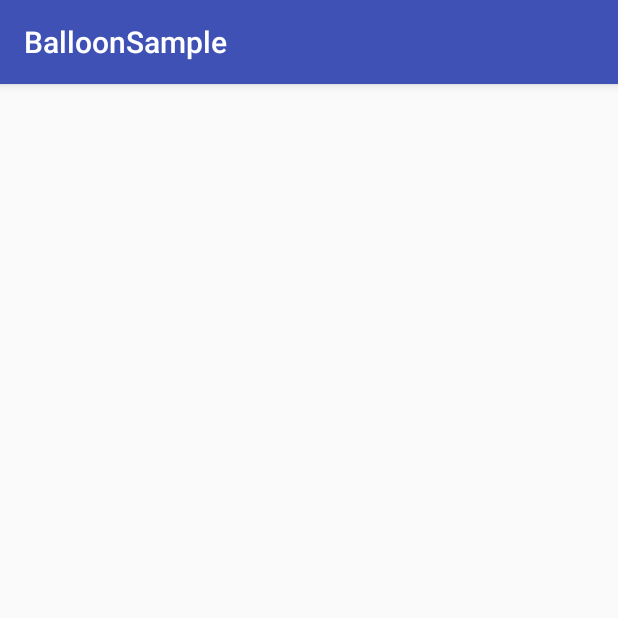
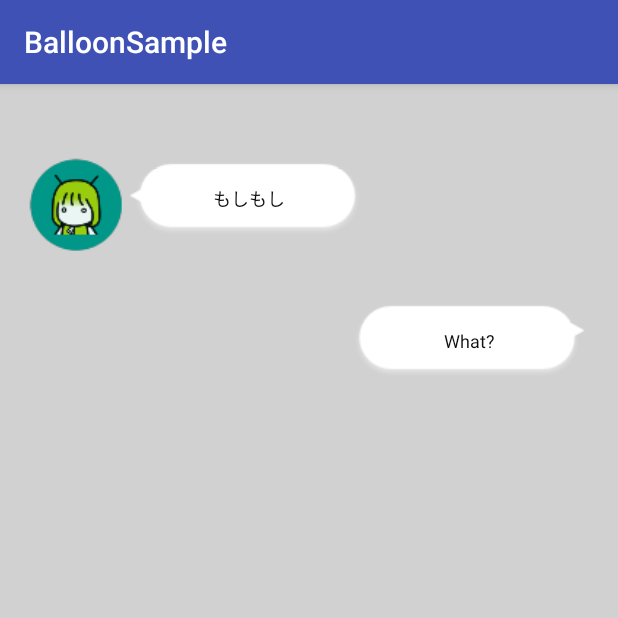
Before and after one commit to k-masashi/BalloonSample, an Android app: the screen it shows after launch (MainActivity), on a phone screen of 412 x 824 dp, the top half of it. Run offline under Robolectric (Android 15) with nearby library versions, the phone set to English and light mode, and no system bars.

Commit message:
両側の吹き出しを実装

```diff
--- a/app/src/main/java/com/kngapp/balloonsample/BalloonAdapter.java
+++ b/app/src/main/java/com/kngapp/balloonsample/BalloonAdapter.java
@@ -1,38 +1,67 @@
 package com.kngapp.balloonsample;
 
 import android.content.Context;
+import android.util.Log;
+import android.view.LayoutInflater;
 import android.view.View;
 import android.view.ViewGroup;
 import android.widget.BaseAdapter;
+import android.widget.TextView;
+
+import java.util.ArrayList;
 
 /**
  * Created by masashi on 16/06/01.
  */
 public class BalloonAdapter extends BaseAdapter {
-
+    ArrayList<BalloonContent> mContents;
+    LayoutInflater layoutInflater = null;
     Context mContext;
     public BalloonAdapter(Context context){
         this.mContext = context;
+        this.layoutInflater = (LayoutInflater)mContext.getSystemService(Context.LAYOUT_INFLATER_SERVICE);
     }
 
     @Override
     public int getCount(){
-        return 0;
+        return mContents.size();
     }
 
     @Override
     public View getView(int position, View convertView, ViewGroup parent) {
-        return null;
+        TextView balloonText;
+        Log.d("debug",String.valueOf(convertView));
+        Log.d("debug",mContents.get(position).getText());
+        if(mContents.get(position).isLeft()){
+            //左レイアウト
+            convertView = layoutInflater.inflate(R.layout.left_balloon,parent,false);
+            balloonText = (TextView)convertView.findViewById(R.id.balloonText_left);
+            balloonText.setText(mContents.get(position).getText());
+        }else{
+            //右レイアウト
+            convertView = layoutInflater.inflate(R.layout.right_balloon,parent,false);
+            balloonText = (TextView)convertView.findViewById(R.id.balloonText_right);
+            balloonText.setText(mContents.get(position).getText());
+        }
+        return convertView;
     }
 
     @Override
     public Object getItem(int position) {
-        return null;
+        return mContents.get(position);
     }
+
 
     @Override
     public long getItemId(int position) {
-        return 199;
+        return mContents.get(position).getId();
     }
 
+    public void setBalloonContent(ArrayList<BalloonContent> array){
+        this.mContents = array;
+    }
+
+    public void clearBalloonContent(){
+        this.mContents.clear();
+    }
 }
--- a/app/src/main/java/com/kngapp/balloonsample/BalloonContent.java
+++ b/app/src/main/java/com/kngapp/balloonsample/BalloonContent.java
@@ -12,12 +12,23 @@ public class BalloonContent {
      */
 
     private int mType;
+    private long id;
     private String mText;
     private String mURL;
     private boolean isLeft;
 
-    public BalloonContent(){
+
+    public long getId(){
+        return id;
+    }
+
+    public void setId(long id){
+        this.id = id;
+    }
+    public BalloonContent(String str){
+        //コンストラクタ
         isLeft = true;
+        mText = str;
     }
 
     public void setText(String text){
@@ -31,4 +42,11 @@ public class BalloonContent {
     public void setLeft(boolean bool){
         isLeft = bool;
     }
+
+    public String getText(){
+        return mText;
+    }
+    public boolean isLeft(){
+        return isLeft;
+    }
 }
--- a/app/src/main/java/com/kngapp/balloonsample/MainActivity.java
+++ b/app/src/main/java/com/kngapp/balloonsample/MainActivity.java
@@ -3,14 +3,34 @@ package com.kngapp.balloonsample;
 import android.support.v7.app.AppCompatActivity;
 import android.os.Bundle;
 import android.view.Window;
+import android.widget.ListView;
+
+import java.util.ArrayList;
+import java.util.List;
 
 public class MainActivity extends AppCompatActivity {
 
     @Override
     protected void onCreate(Bundle savedInstanceState) {
+        requestWindowFeature(Window.FEATURE_NO_TITLE);
         super.onCreate(savedInstanceState);
-        requestWindowFeature(Window.FEATURE_NO_TITLE);
+        setContentView(R.layout.activity_main);
+        ListView listBalloon = (ListView)findViewById(R.id.listView);
+        ArrayList<BalloonContent> contents = new ArrayList<>();
+        BalloonAdapter adapter = new BalloonAdapter(this);
 
-        setContentView(R.layout.activity_main);
+        BalloonContent sample1 = new BalloonContent("もしもし");
+        sample1.setLeft(true);
+        contents.add(sample1);
+
+        BalloonContent sample2 = new BalloonContent("What?");
+        sample2.setLeft(false);
+        contents.add(sample2);
+
+        //adapter.notifyDataSetChanged();
+
+       adapter.setBalloonContent(contents);
+        listBalloon.setAdapter(adapter);
+
     }
 }
--- a/app/src/main/res/layout/activity_main.xml
+++ b/app/src/main/res/layout/activity_main.xml
@@ -4,14 +4,17 @@
     android:layout_height="match_parent" android:paddingLeft="@dimen/activity_horizontal_margin"
     android:paddingRight="@dimen/activity_horizontal_margin"
     android:paddingTop="@dimen/activity_vertical_margin"
-    android:paddingBottom="@dimen/activity_vertical_margin" tools:context=".MainActivity">
+    android:paddingBottom="@dimen/activity_vertical_margin" tools:context=".MainActivity"
+    android:background="#d1d1d1">
 
     <ListView
         android:layout_width="wrap_content"
         android:layout_height="wrap_content"
         android:id="@+id/listView"
-        android:layout_alignParentBottom="true"
+        android:layout_alignParentBottom="false"
         android:layout_alignParentStart="true"
-        android:layout_alignParentEnd="true" />
+        android:layout_alignParentEnd="true"
+        android:layout_alignParentTop="true"
+        android:divider="@null" />
 
 </RelativeLayout>
--- a/app/src/main/res/layout/left_balloon.xml
+++ b/app/src/main/res/layout/left_balloon.xml
@@ -1,26 +1,28 @@
 <?xml version="1.0" encoding="utf-8"?>
 <LinearLayout xmlns:android="http://schemas.android.com/apk/res/android"
-    android:layout_width="match_parent" android:layout_height="match_parent">
+    android:layout_width="match_parent" android:layout_height="match_parent"
+    android:paddingTop="30dp">
 
     <ImageView
-        android:layout_width="100dp"
-        android:layout_height="100dp"
-        android:id="@+id/balloonIcon"
+        android:layout_width="70dp"
+        android:layout_height="70dp"
+        android:id="@+id/balloonIcon_left"
         android:src="@mipmap/left_droidchan" />
 
     <TextView
-        android:layout_width="match_parent"
+        android:layout_width="wrap_content"
         android:layout_height="wrap_content"
         android:textAppearance="?android:attr/textAppearanceMedium"
-        android:id="@+id/balloonText"
-        android:background="@drawable/left_balloon"
+        android:id="@+id/balloonText_left"
+        android:background="@drawable/balloon_left"
         android:textColor="#101010"
-        android:paddingLeft="50dp"
-        android:gravity="center_vertical|left"
-        android:text="Hello World!"
+        android:paddingLeft="10dp"
+        android:gravity="center_vertical|center_horizontal"
+        android:text="もしもし？"
         android:paddingTop="5dp"
         android:paddingBottom="5dp"
         android:paddingRight="5dp"
         android:layout_marginTop="5dp"
-        android:layout_marginRight="5dp" />
+        android:layout_marginRight="5dp"
+        android:textSize="12dp" />
 </LinearLayout>
--- a/app/src/main/res/layout/right_balloon.xml
+++ b/app/src/main/res/layout/right_balloon.xml
@@ -1,18 +1,34 @@
 <?xml version="1.0" encoding="utf-8"?>
 <LinearLayout xmlns:android="http://schemas.android.com/apk/res/android"
     android:orientation="vertical" android:layout_width="match_parent"
-    android:layout_height="wrap_content">
+    android:layout_height="wrap_content"
+    android:weightSum="1"
+    android:gravity="right"
+    android:paddingTop="30dp">
 
-    <ImageView
-        android:layout_width="100dp"
-        android:layout_height="100dp"
-        android:id="@+id/imageView"
-        android:src="@mipmap/left_droidchan" />
+    <LinearLayout xmlns:android="http://schemas.android.com/apk/res/android"
+        android:layout_width="wrap_content"
+        android:layout_height="wrap_content"
+        android:layout_gravity="bottom|right|top">
 
-    <RelativeLayout
-        android:layout_width="249dp"
-        android:layout_height="wrap_content"
-        android:background="@drawable/left_balloon"
-        android:layout_gravity="right"></RelativeLayout>
+        <TextView
+            android:layout_width="wrap_content"
+            android:layout_height="wrap_content"
+            android:textAppearance="?android:attr/textAppearanceMedium"
+            android:id="@+id/balloonText_right"
+            android:background="@drawable/balloon_right"
+            android:textColor="#101010"
+            android:paddingLeft="10dp"
+            android:gravity="center_vertical|center_horizontal"
+            android:text="Hello World!"
+            android:paddingTop="5dp"
+            android:paddingBottom="5dp"
+            android:paddingRight="10dp"
+            android:layout_marginTop="5dp"
+            android:layout_marginRight="5dp"
+            android:textAlignment="gravity"
+            android:layout_gravity="right"
+            android:textSize="12dp" />
 
+    </LinearLayout>
 </LinearLayout>
```
Also changed, not shown: app/src/main/res/drawable/balloon_left.9.png (added), app/src/main/res/drawable/balloon_right.9.png (added), app/src/main/res/drawable/right_balloon.9.png (added).
